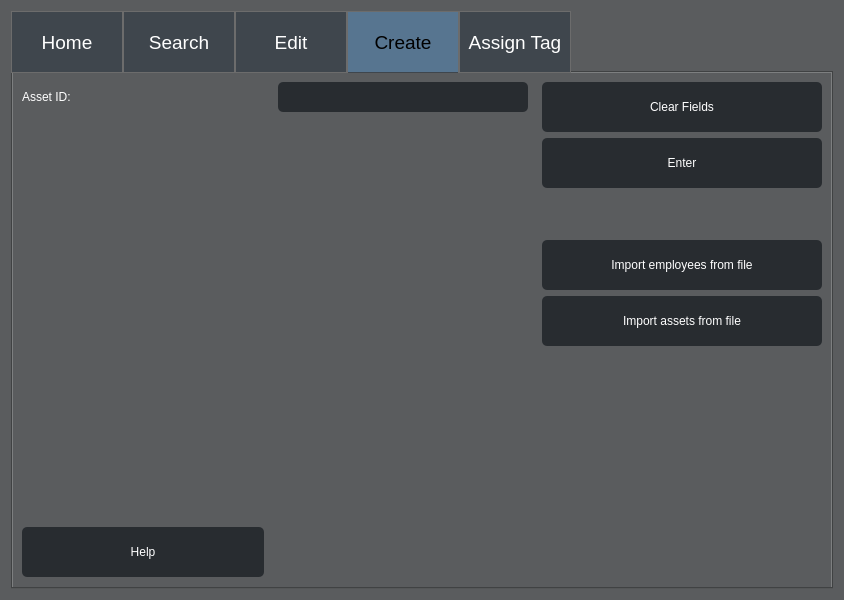
This is ui/Admin_Level2_Access.ui in Capstone-RFID/Code as Qt 5 draws it before an edit. The edited form follows.
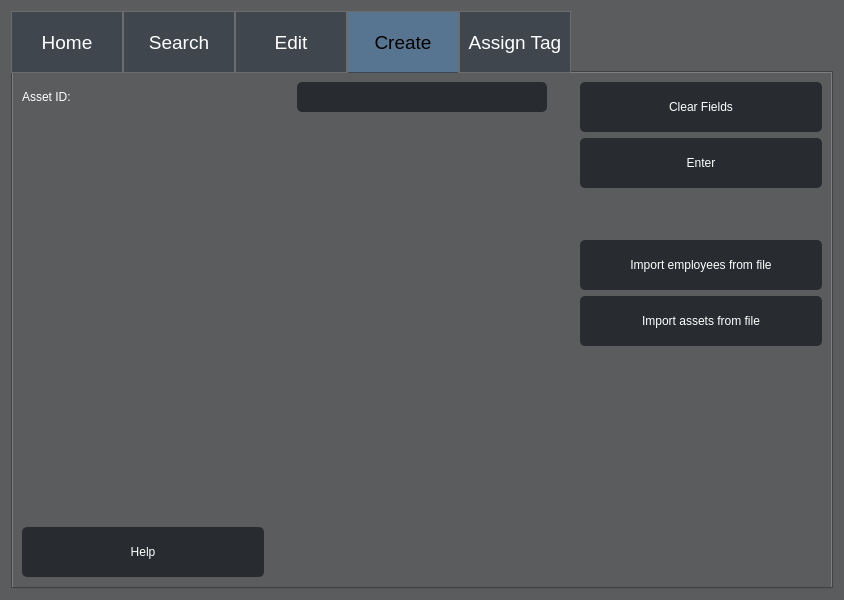
This is the edited form. The open tabs and pages were chosen to show the change.

Patch:
```diff
--- a/ui/Admin_Level2_Access.ui
+++ b/ui/Admin_Level2_Access.ui
@@ -1307,7 +1307,7 @@
             <widget class="QPushButton" name="Create_Clear_Fields_Button">
              <property name="minimumSize">
               <size>
-               <width>280</width>
+               <width>242</width>
                <height>50</height>
               </size>
              </property>
@@ -1340,7 +1340,7 @@
             <widget class="QPushButton" name="Create_Confirm_Entry_Button">
              <property name="minimumSize">
               <size>
-               <width>280</width>
+               <width>242</width>
                <height>50</height>
               </size>
              </property>
@@ -1386,7 +1386,7 @@
             <widget class="QPushButton" name="Import_ImportEmployees_Button">
              <property name="minimumSize">
               <size>
-               <width>280</width>
+               <width>242</width>
                <height>50</height>
               </size>
              </property>
@@ -1419,7 +1419,7 @@
             <widget class="QPushButton" name="Import_ImportAssets_Button">
              <property name="minimumSize">
               <size>
-               <width>280</width>
+               <width>242</width>
                <height>50</height>
               </size>
              </property>
```
Left out of the diff: 2 changed lines with no effect on the pictures.
